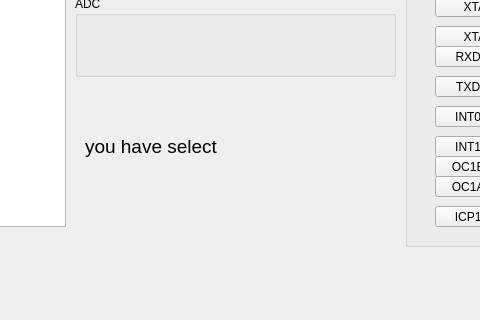
Old version of the form CODE_gene.ui in the repository MuhabEssam/Test; both pictures show x 145 to 625 and y 394 to 714 of the 981 by 714 pixel window.
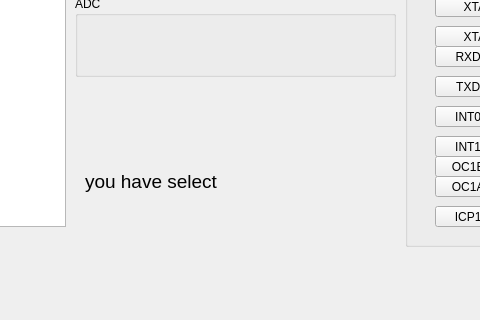
New version of the form. Icons and pictures are not drawn.

Commit message: Moved Widget

```diff
--- a/CODE_gene.ui
+++ b/CODE_gene.ui
@@ -2957,8 +2957,8 @@
      <rect>
       <x>230</x>
       <y>520</y>
-      <width>301</width>
-      <height>41</height>
+      <width>311</width>
+      <height>111</height>
      </rect>
     </property>
     <property name="font">
```
The commit also changes 1 other file.
